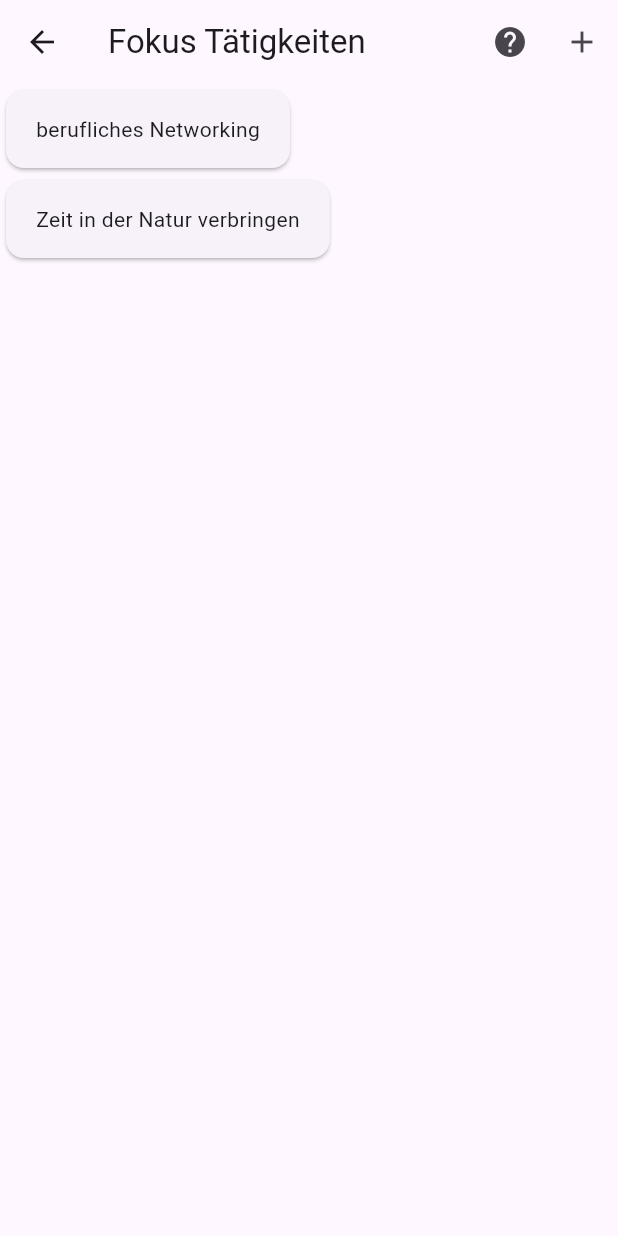
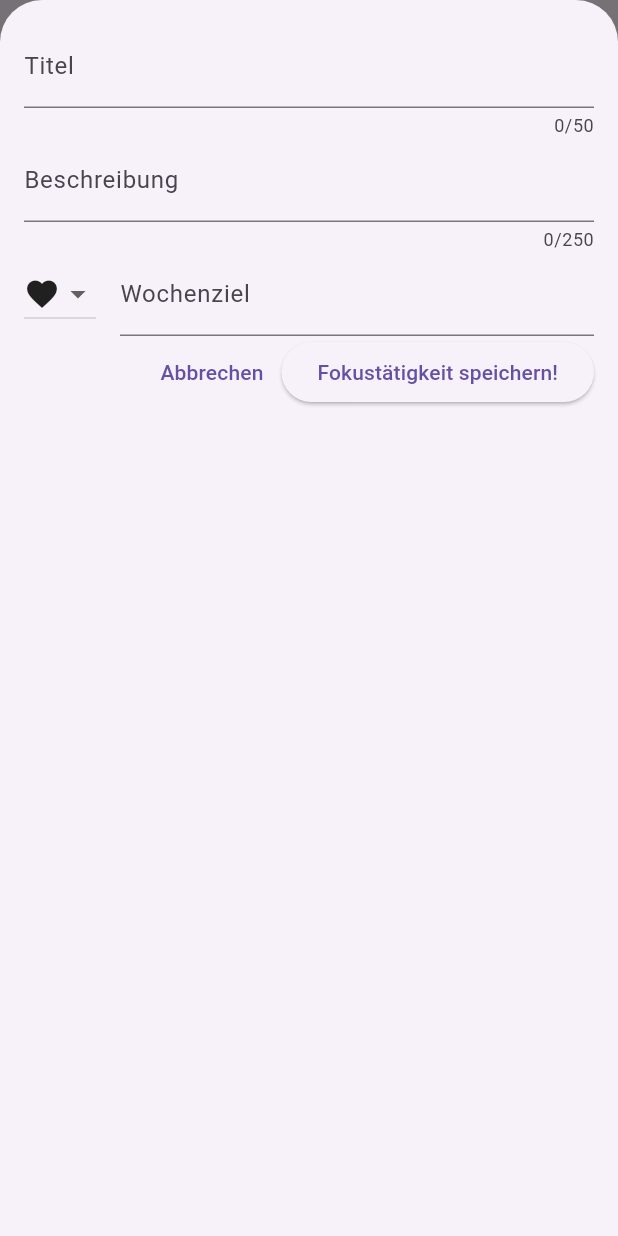
Before and after one commit to Tschongsti/aspira, a Flutter app: the FokustrackingScreen screen opened directly, after a tap on the "add" icon, on a phone screen of 412 x 824 dp. Run offline on Flutter 3.47's test engine with Material 3 defaults, Android fonts, the phone set to English and light mode, and no system bars; our stand-ins replace google_fonts; missing offline and left inert: duration.

Commit message:
Modal zum Hinzufügen einer neuen Fokus-Tätigkeit ergänzt

```diff
--- a/lib/models/fokus_taetigkeiten.dart
+++ b/lib/models/fokus_taetigkeiten.dart
@@ -10,16 +10,26 @@ const uuid = Uuid();
 
 enum Status { active, inactive, deleted }
 
+enum IconName { landscape, diversity_3, favorite}
+
+const categoryIcons = {
+  IconName.landscape: Icons.landscape,
+  IconName.diversity_3: Icons.diversity_3,
+  IconName.favorite: Icons.favorite,
+};
+
 class FokusTaetigkeit {
   FokusTaetigkeit({
     required this.title,
+    required this.description,
     required this.iconName,
     required this.weeklyGoal,
     }) : id = uuid.v4();
 
   final String id;
   final String title;
-  final String iconName;
+  final String description;
+  final IconName iconName;
   final Duration weeklyGoal;
   var startDate = DateTime.now();
   var loggedTime = Duration.zero;
--- a/lib/widgets/fokustracking/fokustracking.dart
+++ b/lib/widgets/fokustracking/fokustracking.dart
@@ -1,4 +1,5 @@
 import 'package:aspira/widgets/fokustracking/fokustracking_list.dart';
+import 'package:aspira/widgets/fokustracking/new_fokustaetigkeit.dart';
 import 'package:flutter/material.dart';
 
 import 'package:aspira/models/fokus_taetigkeiten.dart';
@@ -17,16 +18,33 @@ class _FokustrackingScreenState extends State<FokustrackingScreen> {
 
     FokusTaetigkeit(
       title: 'berufliches Networking',
-      iconName: 'diversity3',
+      description: 'An Anlässen teilnehmen, LinkedIN Posts kommentieren',
+      iconName: IconName.diversity_3,
       weeklyGoal: Duration(minutes: 120),
     ),
 
     FokusTaetigkeit(
-      title: 'Zeit in der Natur verbringen',
-      iconName: 'landscape2',
+      title: 'Zeit in der Natur',
+      description: 'Spazieren im Park oder Wald',
+      iconName: IconName.landscape,
       weeklyGoal: Duration(minutes: 240),
     ),
   ];
+
+  void _openAddFokustaetigkeit () {
+    showModalBottomSheet(
+      useSafeArea: true,
+      isScrollControlled: true,
+      context: context,
+      builder: (ctx) => NewFokustaetigkeit(onAddFokustaetigkeit: _addFokustaetigkeit),
+    );
+  }
+
+  void _addFokustaetigkeit(FokusTaetigkeit fokusTaetigkeit) {
+  setState(() {
+    _registeredFokusTaetigkeit.add(fokusTaetigkeit);
+  });
+}
 
   void _removeFokustaetigkeit(FokusTaetigkeit fokusTaetigkeit) {
     final fokusTaetigkeitIndex = _registeredFokusTaetigkeit.indexOf(fokusTaetigkeit);
@@ -77,7 +95,7 @@ class _FokustrackingScreenState extends State<FokustrackingScreen> {
               icon: const Icon(Icons.help),
             ),
             IconButton(
-              onPressed: (){},
+              onPressed: _openAddFokustaetigkeit,
               icon: const Icon(Icons.add),
             ),
           ],
--- a/lib/widgets/fokustracking/fokustracking_list.dart
+++ b/lib/widgets/fokustracking/fokustracking_list.dart
@@ -20,9 +20,9 @@ class FokustrackingList extends StatelessWidget{
       itemBuilder: (ctx, index) => Dismissible(
         key: ValueKey(fokusTaetigkeiten[index]),
         background: Container(
-          color: Colors.red,
+          color: Colors.red, // noch korrigieren
           margin: EdgeInsets.symmetric(
-            horizontal: 16,
+            horizontal: 16, // noch dynamsich zum Widget anpassen
           ),
         ),
         onDismissed: (direction) {
--- /dev/null
+++ b/lib/widgets/fokustracking/new_fokustaetigkeit.dart
@@ -0,0 +1,137 @@
+import 'package:flutter/material.dart';
+
+import 'package:aspira/models/fokus_taetigkeiten.dart';
+
+class NewFokustaetigkeit extends StatefulWidget {
+  const NewFokustaetigkeit({super.key, required this.onAddFokustaetigkeit});
+
+  final void Function(FokusTaetigkeit fokusTaetigkeit) onAddFokustaetigkeit;
+
+  @override
+  State<NewFokustaetigkeit> createState () {
+    return _NewFokustaetigkeitState();
+  }
+}
+
+class _NewFokustaetigkeitState extends State<NewFokustaetigkeit> {
+  final _titleController = TextEditingController();
+  final _descriptionController = TextEditingController();
+  final _weeklyGoalController = TextEditingController();
+  IconName _selectedIconName = IconName.favorite;
+
+void _submitTaetigkeitData () {
+    // final enteredAmount = double.tryParse(_amountController.text); // tryParse('Hello') => null, tryParse('1.13') => 1.13
+    //final amountIsInvalid = enteredAmount == null || enteredAmount <=0; // && = AND, || = OR
+    // if(_titleController.text.trim().isEmpty ||
+    //  amountIsInvalid ||
+    //  _selectedDate == null) {
+    //  _showDialog();
+    //  return;
+    //  }
+
+    widget.onAddFokustaetigkeit(
+      FokusTaetigkeit(
+        title: _titleController.text,
+        description: _descriptionController.text,
+        iconName: _selectedIconName,
+        weeklyGoal: Duration(minutes: _weeklyGoalController.hashCode),
+      ),
+    );
+    Navigator.pop(context);
+  }
+
+  @override
+  void dispose() {
+    _titleController.dispose();
+    _descriptionController.dispose();
+    _weeklyGoalController.dispose();
+    super.dispose();
+  }
+
+  @override
+  Widget build(BuildContext context) {
+    final keyboardSpace = MediaQuery.of(context).viewInsets.bottom;
+
+    return
+      SizedBox(
+        height: double.infinity,
+        child: SingleChildScrollView(
+          child: Padding(
+            padding: EdgeInsets.fromLTRB(16, 16, 16, keyboardSpace + 16),
+            child: Column(
+              children: [
+                TextField(
+                  controller: _titleController,
+                  maxLength: 50,
+                  decoration: const InputDecoration(
+                    label: Text('Titel'),
+                  ),
+                ),
+                const SizedBox(width: 16),
+                TextField(
+                  controller: _descriptionController,
+                  maxLength: 250,
+                  decoration: const InputDecoration(
+                    label: Text('Beschreibung'),
+                  ),
+                ),
+                 Row(
+                  children: [
+                    DropdownButton (
+                      value: _selectedIconName,
+                      items: IconName.values
+                        .map(
+                          (category) => DropdownMenuItem(
+                            value: category,
+                            child: Icon(
+                              categoryIcons[category],
+                              ),
+                            ),
+                        )
+                        .toList(),
+                      onChanged: (value) {
+                        if (value == null) {
+                          return;
+                        }
+                        setState(() {
+                          _selectedIconName = value;
+                        });
+                      }
+                    ),
+                    const SizedBox(width: 16),
+                    Expanded(
+                      child: TextField(
+                        controller: _weeklyGoalController,
+                        keyboardType: TextInputType.number,
+                        decoration: const InputDecoration(
+                          suffixText: 'Minuten',
+                          label: Text('Wochenziel'),
+                        ),
+                      ),
+                    ),
+                  ],
+                ),
+                const SizedBox(width: 16),
+                Row(
+                  children:[
+                    const Spacer(),
+                    TextButton(
+                      onPressed: (){
+                        Navigator.pop(context);
+                      },
+                      child: const Text('Abbrechen'),
+                    ),
+                    ElevatedButton(
+                      onPressed: _submitTaetigkeitData,
+                      child: const Text('Fokustätigkeit speichern!'),
+                    ),
+                  ],
+                )
+              ],
+            ),
+          ),
+        ),
+    );
+  }
+
+}
```
